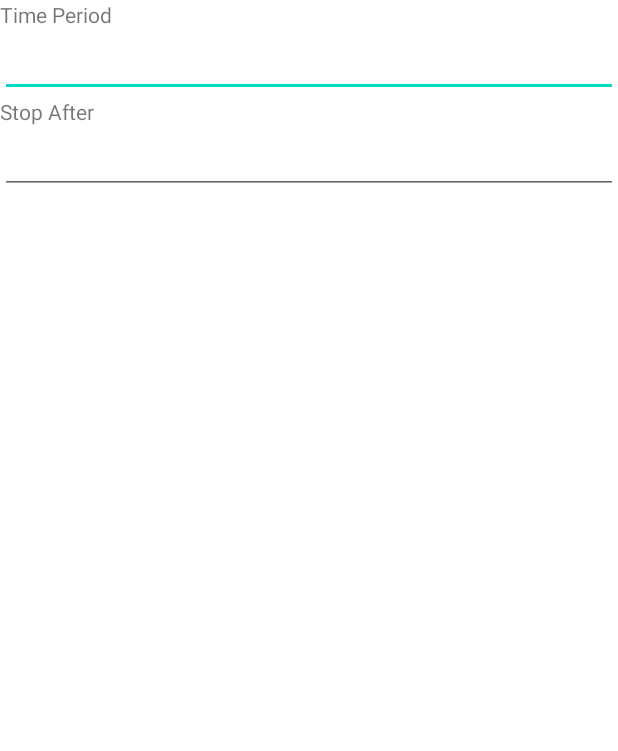
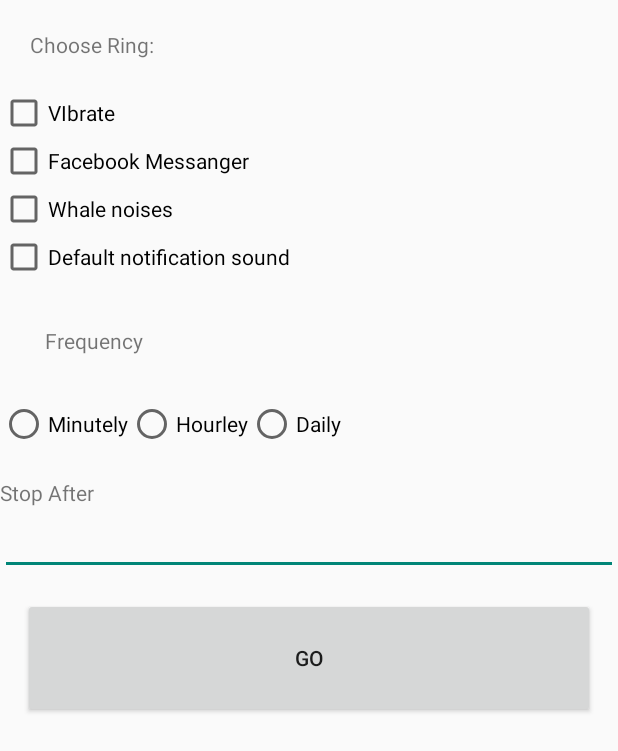
Before and after one commit to utk-9/PhantomVi, an Android app: the SettingsActivity screen opened directly, with no data from a screen before it, on a phone screen of 412 x 824 dp. Shown: the top 751 px of the screen. Run offline under Robolectric (Android 15) with nearby library versions, the phone set to English and light mode, and no system bars.

Commit message:
Added background service

```diff
--- /dev/null
+++ b/app/src/main/AndroidManifest.xml
@@ -0,0 +1,26 @@
+<?xml version="1.0" encoding="utf-8"?>
+<manifest xmlns:android="http://schemas.android.com/apk/res/android"
+    package="cmon.phantomvib" >
+
+    <application
+        android:allowBackup="true"
+        android:icon="@mipmap/ic_launcher"
+        android:label="@string/app_name"
+        android:theme="@style/AppTheme" >
+        <activity
+            android:name=".MainActivity"
+            android:label="@string/app_name" >
+            <intent-filter>
+                <action android:name="android.intent.action.MAIN" />
+
+                <category android:name="android.intent.category.LAUNCHER" />
+            </intent-filter>
+        </activity>
+        <activity android:name=".SettingsActivity"/>
+        <service android:name=".VibrationService"/>
+    </application>
+
+    <uses-permission
+        android:name="android.permission.VIBRATE"/>
+
+</manifest>
--- a/app/src/main/java/cmon/phantomvib/SettingsActivity.java
+++ b/app/src/main/java/cmon/phantomvib/SettingsActivity.java
@@ -1,15 +1,23 @@
 package cmon.phantomvib;
 
 import android.app.Activity;
+import android.content.Intent;
 import android.os.Bundle;
+import android.view.View;
+import android.widget.Button;
 
-/**
- * Created by Welcome on 10/4/2015.
- */
 public class SettingsActivity extends Activity {
     @Override
     protected void onCreate(Bundle savedInstanceState) {
         super.onCreate(savedInstanceState);
         setContentView(R.layout.settings_layout);
+
+        Button goButton = (Button) findViewById(R.id.goButton);
+        goButton.setOnClickListener(new View.OnClickListener() {
+            public void onClick(View v) {
+                Intent intent = new Intent(getApplicationContext(), VibrationService.class);
+                startService(intent);
+            }
+        });
     }
 }
--- /dev/null
+++ b/app/src/main/java/cmon/phantomvib/VibrationService.java
@@ -0,0 +1,30 @@
+package cmon.phantomvib;
+
+import android.app.IntentService;
+import android.app.Service;
+import android.content.Context;
+import android.content.Intent;
+import android.os.IBinder;
+import android.os.Vibrator;
+import android.support.annotation.Nullable;
+
+import android.os.Vibrator;
+
+public class VibrationService extends Service {
+    @Nullable
+    @Override
+    public IBinder onBind(Intent intent) {
+        return null;
+    }
+
+    @Override
+    public int onStartCommand(Intent intent, int flags, int startId) {
+        //return super.onStartCommand(intent, flags, startId);
+
+        Vibrator v = (Vibrator) this.getApplicationContext().getSystemService(Context.VIBRATOR_SERVICE);
+        // Vibrate for 500 milliseconds
+         v.vibrate(500);
+        return 1;
+    }
+
+}
--- a/app/src/main/res/layout/settings_layout.xml
+++ b/app/src/main/res/layout/settings_layout.xml
@@ -6,29 +6,109 @@
     <TextView
         android:layout_width="wrap_content"
         android:layout_height="wrap_content"
-        android:text="Time Period"
-
+        android:layout_margin="20dp"
+        android:text="Choose Ring:"
         android:id="@+id/time_period_textView"/>
 
+    <CheckBox
+        android:layout_width="wrap_content"
+        android:layout_height="wrap_content"
+        android:text="VIbrate"
+        android:id="@+id/checkBoxVibrate"
+        android:layout_below="@+id/textView2"
+        android:layout_alignParentLeft="true"
+        android:layout_alignParentStart="true"
+        android:checked="false" />
 
+    <CheckBox
+        android:layout_width="wrap_content"
+        android:layout_height="wrap_content"
+        android:text="Facebook Messanger"
+        android:id="@+id/checkBoxFacebook"
+        android:checked="false"
+        android:layout_below="@+id/checkBoxVibrate"
+        android:layout_alignParentLeft="true"
+        android:layout_alignParentStart="true" />
+
+    <CheckBox
+        android:layout_width="wrap_content"
+        android:layout_height="wrap_content"
+        android:text="Whale noises"
+        android:id="@+id/checkBoxWhaleNoises"
+        android:checked="false"
+        android:layout_below="@+id/checkBoxFacebook"
+        android:layout_alignParentLeft="true"
+        android:layout_alignParentStart="true" />
+    <CheckBox
+        android:layout_width="wrap_content"
+        android:layout_height="wrap_content"
+        android:text="Default notification sound"
+        android:id="@+id/checkBoxNotification"
+        android:checked="false"
+        android:layout_below="@+id/checkBoxWhaleNoises"
+        android:layout_alignParentLeft="true"
+        android:layout_alignParentStart="true" />
+
+
+    <!--
     <EditText
         android:layout_width="match_parent"
         android:layout_height="wrap_content"
         android:id="@+id/editText"
          />
-
+    -->
 
     <TextView
         android:layout_width="wrap_content"
         android:layout_height="wrap_content"
-        android:text="Stop After"
+        android:text="Frequency"
+        android:layout_margin="30dp"
         android:id="@+id/stop_after_textView"/>
 
+    <LinearLayout
+        android:layout_width="wrap_content"
+        android:layout_height="wrap_content"
+        android:orientation="horizontal">
 
+        <RadioButton
+            android:layout_width="wrap_content"
+            android:layout_height="wrap_content"
+            android:text="Minutely"
+            android:id="@+id/radioButtonMinutely"
+            android:checked="false" />
+
+        <RadioButton
+            android:layout_width="wrap_content"
+            android:layout_height="wrap_content"
+            android:text="Hourley"
+            android:id="@+id/radioButtonHourley"
+            android:checked="false" />
+
+        <RadioButton
+            android:layout_width="wrap_content"
+            android:layout_height="wrap_content"
+            android:text="Daily"
+            android:id="@+id/radioButtonDailey"
+
+            />
+    </LinearLayout>
+
+    <TextView
+        android:layout_width="wrap_content"
+        android:layout_height="wrap_content"
+        android:paddingTop="20dp"
+        android:text="Stop After"/>
 
     <EditText
         android:layout_width="match_parent"
         android:layout_height="wrap_content"
         android:id="@+id/editText2" />
 
+    <Button
+        android:layout_height="80dp"
+        android:layout_width="fill_parent"
+        android:layout_margin="15dp"
+        android:text="Go"
+        android:id="@+id/goButton" />
+
 </LinearLayout>
```
